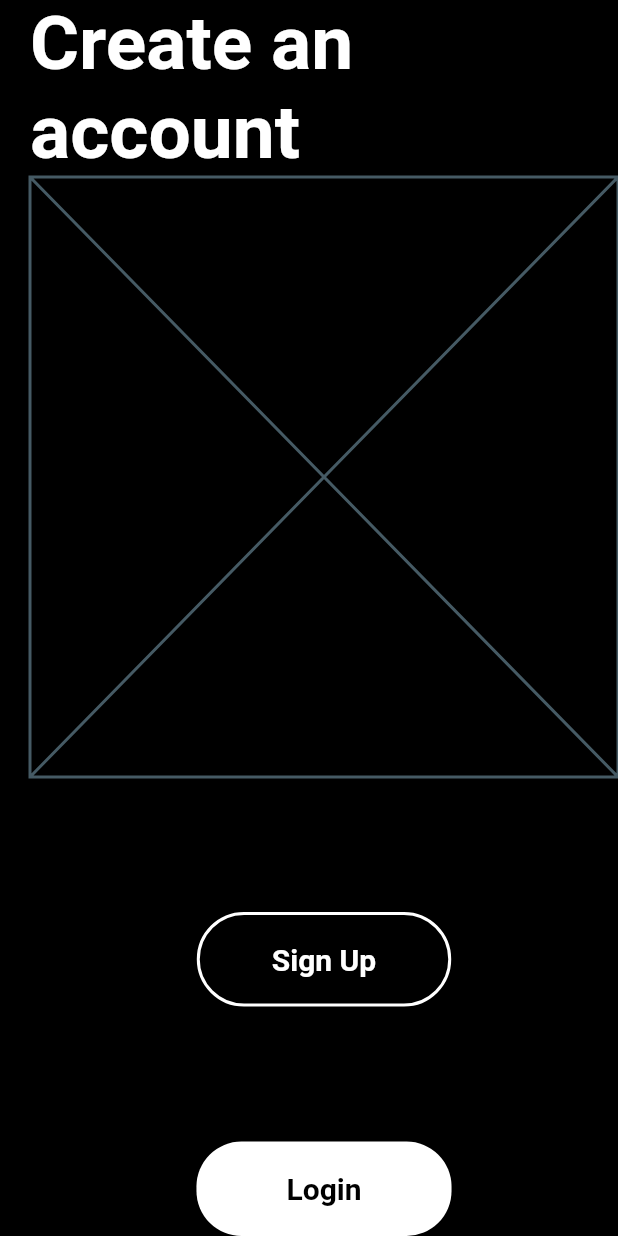
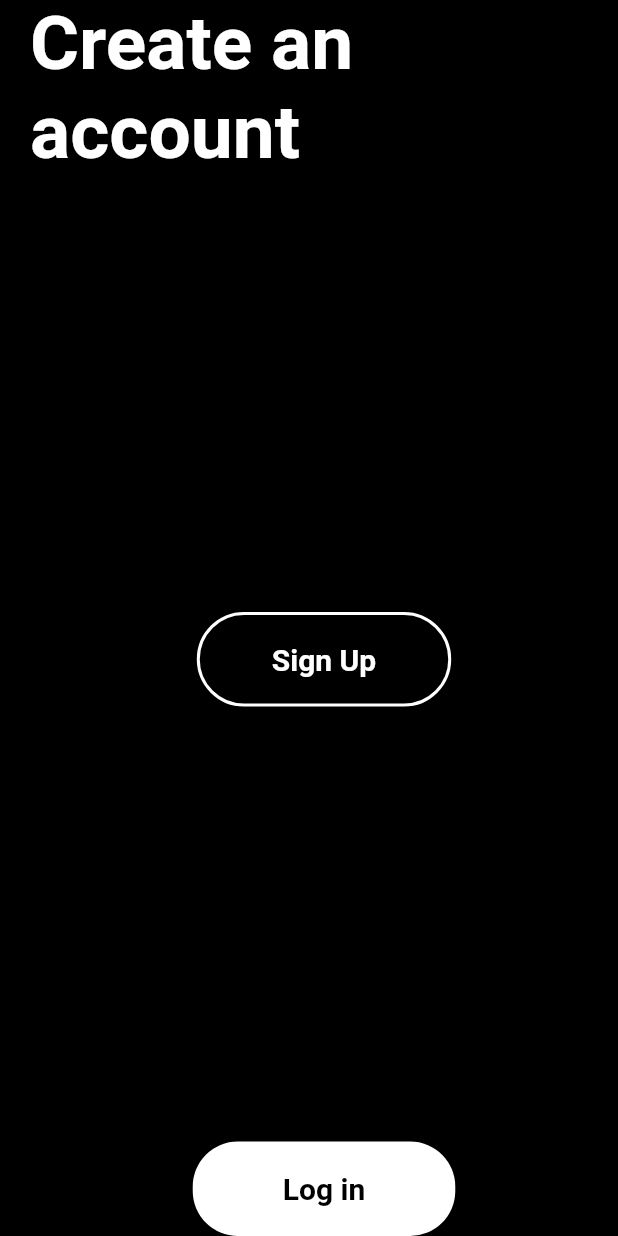
Before and after one commit to llherrera/tracky, a Flutter app: the screen it shows after launch, after a tap on "Sign Up", on a phone screen of 412 x 824 dp. Run offline on Flutter 3.47's test engine with Material 2 defaults, Android fonts, the phone set to English and light mode, and no system bars.

Commit message:
add pages archives and improve syntax

```diff
--- a/lib/login/login_button.dart
+++ b/lib/login/login_button.dart
@@ -1,70 +1,57 @@
 import 'package:flutter/material.dart';
-import 'package:tracky/register/register_button.dart';
+import 'login_page.dart';
+import 'package:tracky/home/home_page.dart';
 
 class LoginButton extends StatelessWidget {
   const LoginButton({super.key});
 
   @override
   Widget build(BuildContext context) {
-    final login_button = ElevatedButton(
-      onPressed: () {},
-      child: Text('Login',
+    final loginBtn = ElevatedButton(
+      onPressed: () {Navigator.push(context, MaterialPageRoute(builder: (context) => const LoginPage()));},
+      style: ElevatedButton.styleFrom(
+        backgroundColor: Colors.white,
+        foregroundColor: Colors.black,
+        shape: RoundedRectangleBorder(
+          borderRadius: BorderRadius.circular(30.0),
+        ),
+        padding: const EdgeInsets.symmetric(horizontal: 60, vertical: 20),
+      ),
+      child: const Text('Log in',
         style: TextStyle(
           color: Colors.black,
           fontSize: 20,
           fontWeight: FontWeight.bold
         )
       ),
+    );
+    return loginBtn;
+  }
+}
+
+class LoginButtonExp extends StatelessWidget {
+  const LoginButtonExp({super.key});
+
+  @override
+  Widget build(BuildContext context) {
+    final loginBtn = ElevatedButton(
+      onPressed: () {Navigator.push(context, MaterialPageRoute(builder: (context) => const homePage()));},
       style: ElevatedButton.styleFrom(
-        primary: Colors.white,
-        onPrimary: Colors.black,
+        backgroundColor: Colors.white,
+        foregroundColor: Colors.black,
         shape: RoundedRectangleBorder(
           borderRadius: BorderRadius.circular(30.0),
         ),
-        padding: EdgeInsets.symmetric(horizontal: 60, vertical: 20),
+        padding: const EdgeInsets.symmetric(horizontal: 60, vertical: 20),
+      ),
+      child: const Text('Log in',
+        style: TextStyle(
+          color: Colors.black,
+          fontSize: 20,
+          fontWeight: FontWeight.bold
+        )
       ),
     );
-    return login_button;
+    return loginBtn;
   }
 }
-
-class LoginForm extends StatelessWidget {
-  Widget build(BuildContext context) {
-    return Scaffold(
-      backgroundColor: Colors.black,
-      body: Container(
-        margin: EdgeInsets.only(left: 20),
-        child: Column(
-          children: <Widget>[
-            Text('Create an account',
-              style: TextStyle(
-                color: Colors.white,
-                fontSize: 50,
-                fontWeight: FontWeight.bold
-              )
-            ),
-            form(),
-            Spacer(flex: 1),
-            LoginButton(),
-            Spacer(flex: 1),
-            SignupButton(),
-          ]
-        ),
-      )
-    );
-  }
-}
-
-class form extends StatefulWidget {
-  const form({super.key});
-
-  @override
-  State<form> createState() => _formState();
-}
-
-class _formState extends State<form> {
-  @override
-  Widget build(BuildContext context) {
-    return const Placeholder();
-  }
-}
--- a/lib/main.dart
+++ b/lib/main.dart
@@ -3,7 +3,7 @@ import 'login/login_button.dart';
 import 'register/register_button.dart';
 
 void main() {
-  runApp(MaterialApp(
+  runApp(const MaterialApp(
     debugShowCheckedModeBanner: false,
     title: 'Tracky',
     home: MyApp(),
@@ -11,6 +11,9 @@ void main() {
 }
 
 class MyApp extends StatelessWidget {
+  const MyApp({super.key});
+
+  @override
   Widget build(BuildContext context) {
     return Scaffold(
       backgroundColor: Colors.black,
@@ -18,8 +21,8 @@ class MyApp extends StatelessWidget {
         children: <Widget>[
           Center(
             child: Container(
-              margin: EdgeInsets.only(top: 100),
-              child: Text('Tracky',
+              margin: const EdgeInsets.only(top: 100),
+              child: const Text('Tracky',
                 style: TextStyle(
                   color: Colors.white,
                   fontSize: 50,
@@ -28,12 +31,12 @@ class MyApp extends StatelessWidget {
               ),
             )
           ),
-          Spacer(flex: 5),
-          Center( child: LoginButton() ),
-          Spacer(flex: 1),
+          const Spacer(flex: 5),
+          const Center( child: LoginButton() ),
+          const Spacer(flex: 1),
           Container(
-            margin: EdgeInsets.only(bottom: 50),
-            child:Center(
+            margin: const EdgeInsets.only(bottom: 50),
+            child: const Center(
               child: SignupButton()
             )
           )
@@ -42,24 +45,3 @@ class MyApp extends StatelessWidget {
     );
   }
 }
-class MyHomePage extends StatefulWidget {
-  const MyHomePage({super.key});
-
-  @override
-  State<MyHomePage> createState() => _MyHomePageState();
-}
-
-class _MyHomePageState extends State<MyHomePage> {
-
-  @override
-  Widget build(BuildContext context) {
-    return Scaffold(
-      appBar: AppBar(
-        title: Text(''),
-      ),
-      body: Center(
-        child: Column(),
-      ),
-    );
-  }
-}
--- /dev/null
+++ b/lib/register/Register_page.dart
@@ -0,0 +1,32 @@
+import 'package:flutter/material.dart';
+import 'package:tracky/login/login_button.dart';
+import 'register_button.dart';
+
+class SignupPage extends StatelessWidget {
+  const SignupPage({super.key});
+
+  @override
+  Widget build(BuildContext context) {
+    return Scaffold(
+      backgroundColor: Colors.black,
+      body: Container(
+        margin: const EdgeInsets.only(left: 20),
+        child: Column(
+          children: const <Widget>[
+            Text('Create an account',
+              style: TextStyle(
+                color: Colors.white,
+                fontSize: 50,
+                fontWeight: FontWeight.bold
+              )
+            ),
+            Spacer(flex: 1),
+            SignupButton(),
+            Spacer(flex: 1),
+            LoginButton()
+          ]
+        ),
+      )
+    );
+  }
+}
--- a/lib/register/register_button.dart
+++ b/lib/register/register_button.dart
@@ -1,71 +1,30 @@
 import 'package:flutter/material.dart';
-import 'package:tracky/login/login_button.dart';
+import 'Register_page.dart';
 
 class SignupButton extends StatelessWidget {
   const SignupButton({super.key});
 
   @override
   Widget build(BuildContext context) {
-    final signup_button = OutlinedButton(
-      onPressed: () {Navigator.push(context, MaterialPageRoute(builder: (context) => SignupForm()));},
-      child: Text('Sign Up',
+    final signupBtn = OutlinedButton(
+      onPressed: () {Navigator.push(context, MaterialPageRoute(builder: (context) => const SignupPage()));},
+      style: OutlinedButton.styleFrom(
+        foregroundColor: Colors.black,
+        side: const BorderSide(color: Colors.white, width: 2),
+        shape: RoundedRectangleBorder(
+          borderRadius: BorderRadius.circular(40.0),
+        ),
+        padding: const EdgeInsets.symmetric(horizontal: 50, vertical: 20),
+      ),
+      child: const Text('Sign Up',
         style: TextStyle(
           color: Colors.white,
           fontSize: 20,
           fontWeight: FontWeight.bold
         )
       ),
-      style: OutlinedButton.styleFrom(
-        primary: Colors.black,
-        side: BorderSide(color: Colors.white, width: 2),
-        shape: RoundedRectangleBorder(
-          borderRadius: BorderRadius.circular(40.0),
-        ),
-        padding: EdgeInsets.symmetric(horizontal: 50, vertical: 20),
-      ),
     );
 
-    return signup_button;
+    return signupBtn;
   }
 }
-
-class SignupForm extends StatelessWidget {
-  Widget build(BuildContext context) {
-    return Scaffold(
-      backgroundColor: Colors.black,
-      body: Container(
-        margin: EdgeInsets.only(left: 20),
-        child: Column(
-          children: <Widget>[
-            Text('Create an account',
-              style: TextStyle(
-                color: Colors.white,
-                fontSize: 50,
-                fontWeight: FontWeight.bold
-              )
-            ),
-            form(),
-            Spacer(flex: 1),
-            SignupButton(),
-            Spacer(flex: 1),
-            LoginButton()
-          ]
-        ),
-      )
-    );
-  }
-}
-
-class form extends StatefulWidget {
-  const form({super.key});
-
-  @override
-  State<form> createState() => _formState();
-}
-
-class _formState extends State<form> {
-  @override
-  Widget build(BuildContext context) {
-    return const Placeholder();
-  }
-}
```
Also changed, not shown: lib/home/home_page.dart (added, +10 -0 lines), lib/login/login_page.dart (added, +42 -0 lines), pubspec.yaml (+0 -34 lines).
